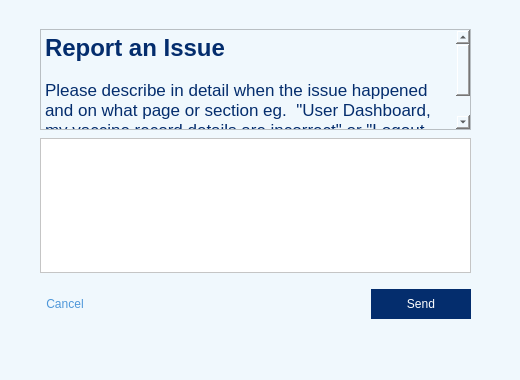
Before: the Qt Designer form MCR-app/report_issues.ui in maria-gedye/QTapp, drawn with Qt 5.
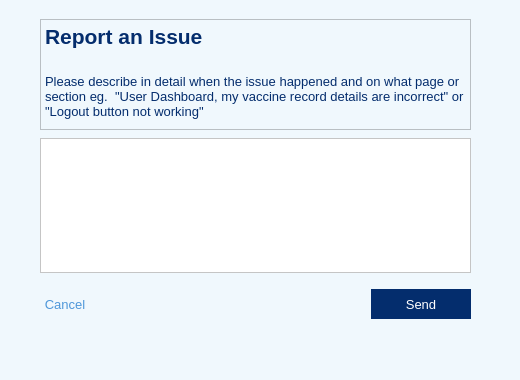
After: the same form once the commit is applied.

Commit message: ui changes for windows platform

The edit to the form file:
```diff
--- a/MCR-app/report_issues.ui
+++ b/MCR-app/report_issues.ui
@@ -44,6 +44,11 @@
           <height>50</height>
          </size>
         </property>
+        <property name="font">
+         <font>
+          <pointsize>10</pointsize>
+         </font>
+        </property>
         <property name="styleSheet">
          <string notr="true">
 color: rgb(78, 151, 217);
@@ -77,6 +82,11 @@
           <height>20</height>
          </size>
         </property>
+        <property name="font">
+         <font>
+          <pointsize>10</pointsize>
+         </font>
+        </property>
         <property name="styleSheet">
          <string notr="true">background-color: rgb(4, 45, 109);
 color: rgb(255, 255, 255);
@@ -97,9 +107,9 @@
    <property name="geometry">
     <rect>
      <x>40</x>
-     <y>29</y>
+     <y>19</y>
      <width>431</width>
-     <height>101</height>
+     <height>111</height>
     </rect>
    </property>
    <property name="sizePolicy">
@@ -110,10 +120,15 @@
    </property>
    <property name="minimumSize">
     <size>
-     <width>428</width>
-     <height>70</height>
+     <width>431</width>
+     <height>111</height>
     </size>
    </property>
+   <property name="font">
+    <font>
+     <pointsize>10</pointsize>
+    </font>
+   </property>
    <property name="styleSheet">
     <string notr="true">background-color: rgb(240, 248, 253);</string>
    </property>
@@ -121,10 +136,10 @@
     <string>&lt;!DOCTYPE HTML PUBLIC &quot;-//W3C//DTD HTML 4.0//EN&quot; &quot;http://www.w3.org/TR/REC-html40/strict.dtd&quot;&gt;
 &lt;html&gt;&lt;head&gt;&lt;meta name=&quot;qrichtext&quot; content=&quot;1&quot; /&gt;&lt;style type=&quot;text/css&quot;&gt;
 p, li { white-space: pre-wrap; }
-&lt;/style&gt;&lt;/head&gt;&lt;body style=&quot; font-family:'.AppleSystemUIFont'; font-size:13pt; font-weight:400; font-style:normal;&quot;&gt;
-&lt;p style=&quot; margin-top:0px; margin-bottom:0px; margin-left:0px; margin-right:0px; -qt-block-indent:0; text-indent:0px;&quot;&gt;&lt;span style=&quot; font-size:18pt; font-weight:600; color:#042d6d;&quot;&gt;Report an Issue&lt;/span&gt;&lt;/p&gt;
-&lt;p style=&quot; margin-top:0px; margin-bottom:0px; margin-left:0px; margin-right:0px; -qt-block-indent:0; text-indent:0px;&quot;&gt;&lt;span style=&quot; font-size:11pt; font-weight:600;&quot;&gt; &lt;/span&gt;&lt;/p&gt;
-&lt;p style=&quot; margin-top:0px; margin-bottom:0px; margin-left:0px; margin-right:0px; -qt-block-indent:0; text-indent:0px;&quot;&gt;&lt;span style=&quot; color:#042d6d;&quot;&gt;Please describe in detail when the issue happened and on what page or section eg.  &amp;quot;User Dashboard, my vaccine record details are incorrect&amp;quot; or &amp;quot;Logout button not working&amp;quot;&lt;/span&gt;&lt;/p&gt;&lt;/body&gt;&lt;/html&gt;</string>
+&lt;/style&gt;&lt;/head&gt;&lt;body style=&quot; font-family:'MS Shell Dlg 2'; font-size:10pt; font-weight:400; font-style:normal;&quot;&gt;
+&lt;p style=&quot; margin-top:0px; margin-bottom:0px; margin-left:0px; margin-right:0px; -qt-block-indent:0; text-indent:0px;&quot;&gt;&lt;span style=&quot; font-family:'.AppleSystemUIFont'; font-size:16pt; font-weight:600; color:#042d6d;&quot;&gt;Report an Issue&lt;/span&gt;&lt;/p&gt;
+&lt;p style=&quot;-qt-paragraph-type:empty; margin-top:0px; margin-bottom:0px; margin-left:0px; margin-right:0px; -qt-block-indent:0; text-indent:0px; font-family:'.AppleSystemUIFont'; font-size:16pt; font-weight:600; color:#042d6d;&quot;&gt;&lt;br /&gt;&lt;/p&gt;
+&lt;p style=&quot; margin-top:0px; margin-bottom:0px; margin-left:0px; margin-right:0px; -qt-block-indent:0; text-indent:0px;&quot;&gt;&lt;span style=&quot; font-family:'.AppleSystemUIFont'; color:#042d6d;&quot;&gt;Please describe in detail when the issue happened and on what page or section eg.  &amp;quot;User Dashboard, my vaccine record details are incorrect&amp;quot; or &amp;quot;Logout button not working&amp;quot;&lt;/span&gt;&lt;/p&gt;&lt;/body&gt;&lt;/html&gt;</string>
    </property>
   </widget>
  </widget>
```
The commit also changes 7 other files.
